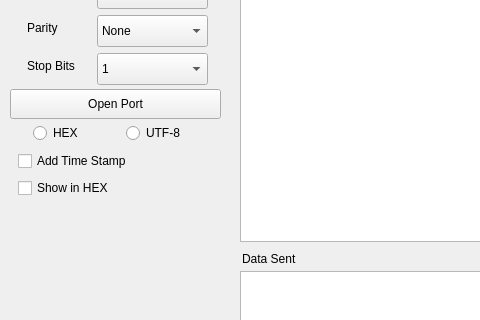
yuukidach/Serial-Machine, file mainwindow.ui: the form before one commit; both pictures show x 0 to 480 and y 148 to 468 of the 925 by 626 pixel window.
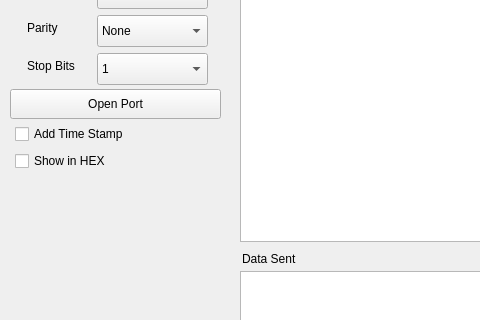
The form after the commit.

Commit message: add shortcut for send button

What changed in the file:
```diff
--- a/mainwindow.ui
+++ b/mainwindow.ui
@@ -278,37 +278,11 @@
      <string>Data Sent</string>
     </property>
    </widget>
-   <widget class="QRadioButton" name="hexRadioBtn">
-    <property name="geometry">
-     <rect>
-      <x>33</x>
-      <y>252</y>
-      <width>51</width>
-      <height>20</height>
-     </rect>
-    </property>
-    <property name="text">
-     <string>HEX</string>
-    </property>
-   </widget>
-   <widget class="QRadioButton" name="utfRadioBtn">
-    <property name="geometry">
-     <rect>
-      <x>126</x>
-      <y>252</y>
-      <width>61</width>
-      <height>20</height>
-     </rect>
-    </property>
-    <property name="text">
-     <string>UTF-8</string>
-    </property>
-   </widget>
    <widget class="QCheckBox" name="stampCkBox">
     <property name="geometry">
      <rect>
-      <x>18</x>
-      <y>280</y>
+      <x>15</x>
+      <y>253</y>
       <width>131</width>
       <height>20</height>
      </rect>
@@ -320,8 +294,8 @@
    <widget class="QCheckBox" name="checkBox_2">
     <property name="geometry">
      <rect>
-      <x>18</x>
-      <y>307</y>
+      <x>15</x>
+      <y>280</y>
       <width>131</width>
       <height>20</height>
      </rect>
```
The commit also changes 3 other files.
